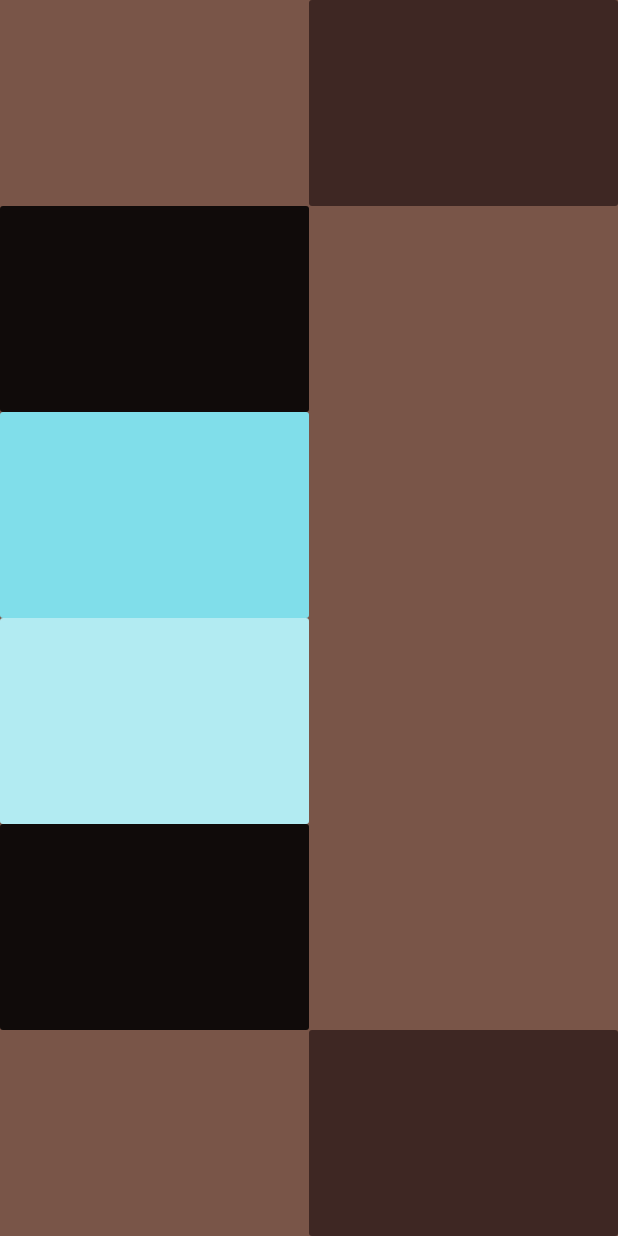
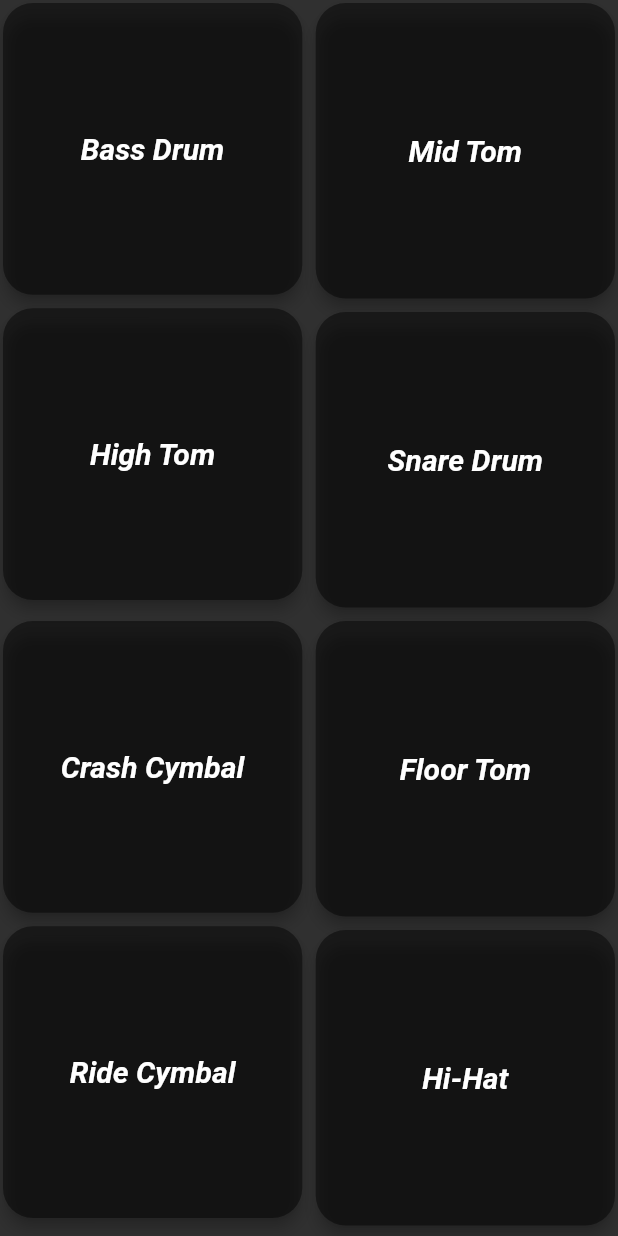
Before and after one commit to sayanmondal31/drumpad, a Flutter app: the screen it shows after launch, on a phone screen of 412 x 824 dp. Run offline on Flutter 3.47's test engine with Material 2 defaults, Android fonts, the light colour scheme and no system bars; our stand-ins replace audioplayers.

Commit message:
update 1.0.1

```diff
--- a/lib/main.dart
+++ b/lib/main.dart
@@ -9,15 +9,34 @@ class DrumSound extends StatelessWidget {
     player.play('sound$soundNumber.wav');
   }
 
-  Expanded placePads({Color color, int snum}) {
+  Expanded placePads({Color color, int snum, String name}) {
     return Expanded(
-      child: FlatButton(
-        splashColor: Colors.indigoAccent,
-        color: color,
-        onPressed: () {
-          playSound(snum);
-        },
-        // child: Text('$snum'),
+      child: Padding(
+        padding: const EdgeInsets.all(2.0),
+        child: RaisedButton(
+          elevation: 4,
+          highlightElevation: 3,
+          //splashColor: Colors.indigoAccent,
+          //hoverColor: Colors.red,
+          highlightColor: color,
+          color: Colors.black45,
+          onPressed: () {
+            playSound(snum);
+          },
+          shape: RoundedRectangleBorder(
+            borderRadius: BorderRadius.circular(20),
+          ),
+          child: Center(
+            child: Text(
+              '$name',
+              style: TextStyle(
+                fontSize: 20,
+                fontWeight: FontWeight.bold,
+                fontStyle: FontStyle.italic,
+              ),
+            ),
+          ),
+        ),
       ),
     );
   }
@@ -25,8 +44,10 @@ class DrumSound extends StatelessWidget {
   @override
   Widget build(BuildContext context) {
     return MaterialApp(
+      theme: ThemeData.dark(),
+      debugShowCheckedModeBanner: false,
       home: Scaffold(
-        backgroundColor: Colors.brown,
+        //backgroundColor: Colors.white,
         body: SafeArea(
           child: Row(
             children: <Widget>[
@@ -34,25 +55,46 @@ class DrumSound extends StatelessWidget {
                 child: Column(
                   crossAxisAlignment: CrossAxisAlignment.stretch,
                   children: <Widget>[
-                    placePads(color: Colors.brown, snum: 9),
-                    placePads(color: Colors.black87, snum: 2),
-                    placePads(color: Colors.cyan[200], snum: 3),
-                    placePads(color: Colors.cyan[100], snum: 4),
-                    placePads(color: Colors.black87, snum: 5),
-                    placePads(color: Colors.brown, snum: 12),
+                    placePads(
+                        color: Colors.pinkAccent, snum: 6, name: 'Bass Drum'),
+                    SizedBox(height: 5),
+                    placePads(color: Colors.green, snum: 9, name: 'High Tom'),
+                    SizedBox(height: 5),
+                    // placePads(color: Colors.tealAccent, snum: 2),
+                    SizedBox(height: 5),
+                    placePads(
+                        color: Colors.purpleAccent,
+                        snum: 3,
+                        name: 'Crash Cymbal'),
+                    SizedBox(height: 5),
+                    placePads(color: Colors.cyan, snum: 4, name: 'Ride Cymbal'),
+                    SizedBox(height: 5),
+                    //placePads(color: Colors.yellowAccent, snum: 5,),
+                    //SizedBox(height: 5),
+                    //placePads(color: Colors.deepOrangeAccent, snum: 12),
+                    SizedBox(height: 5),
                   ],
                 ),
               ),
+              SizedBox(width: 5),
               Expanded(
                 child: Column(
                   crossAxisAlignment: CrossAxisAlignment.stretch,
                   children: <Widget>[
-                    placePads(color: Colors.brown[900], snum: 7),
-                    placePads(color: Colors.brown, snum: 8),
-                    placePads(color: Colors.brown, snum: 1),
-                    placePads(color: Colors.brown, snum: 10),
-                    placePads(color: Colors.brown, snum: 11),
-                    placePads(color: Colors.brown[900], snum: 6),
+                    placePads(color: Colors.lime, snum: 7, name: 'Mid Tom'),
+                    SizedBox(height: 5),
+                    placePads(
+                        color: Colors.lightGreenAccent,
+                        snum: 8,
+                        name: 'Snare Drum'),
+                    SizedBox(height: 5),
+                    placePads(color: Colors.red, snum: 1, name: 'Floor Tom'),
+                    SizedBox(height: 5),
+                    // placePads(color: Colors.purple, snum: 10),
+                    // SizedBox(height: 5),
+                    placePads(
+                        color: Colors.tealAccent, snum: 11, name: 'Hi-Hat'),
+                    SizedBox(height: 5),
                   ],
                 ),
               )
```
Also changed, not shown: pubspec.lock, screenshort1.png (added), screenshort2.png (added), 4 other files.
